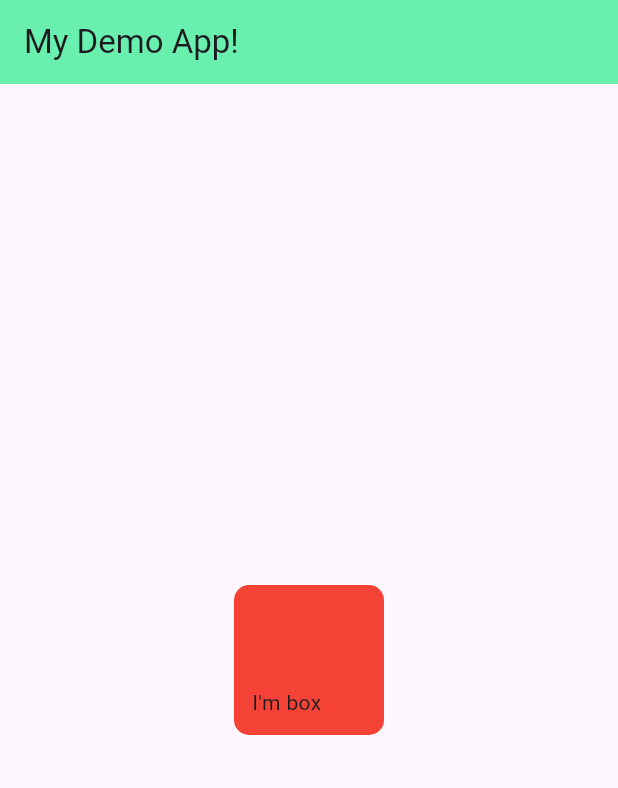
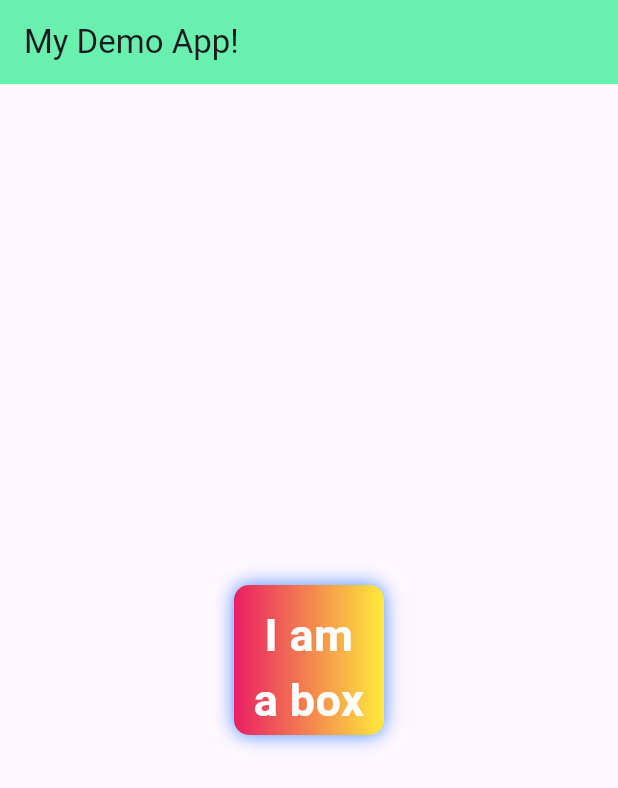
Before and after one commit to SunilKumarYadav1991/Flutter-Fundamental, a Flutter app: the screen it shows after launch, on a phone screen of 412 x 824 dp. Shown: the top 788 px of the screen. Run offline on Flutter 3.47's test engine with Material 3 defaults, Android fonts, the phone set to English and light mode, and no system bars.

Commit message:
Updated Text color and added gradient color

```diff
--- a/demo_flutter_project/lib/main.dart
+++ b/demo_flutter_project/lib/main.dart
@@ -34,11 +34,28 @@ class HomePage extends StatelessWidget {
           alignment: Alignment.bottomLeft,
           decoration: BoxDecoration(
             color: Colors.red,
-            borderRadius: BorderRadius.circular(10)
+            borderRadius: BorderRadius.circular(10),
+            gradient: LinearGradient(colors:[
+              Colors.pink, Colors.yellow
+              ]),
+            boxShadow: [
+              BoxShadow(
+                color: Colors.blueAccent,
+                blurRadius: 10,
+              )
+            ]
            ),
-          child: Text("I'm box"),
-        ),
-      )
+          child: Text(
+            "I am a box",
+            textAlign: TextAlign.center,
+            style: TextStyle(
+              fontSize: 30,
+              color: Colors.white,
+              fontWeight: FontWeight.bold
+              ),
+            ),
+         )
+      ),
     );
   }
 }
```
